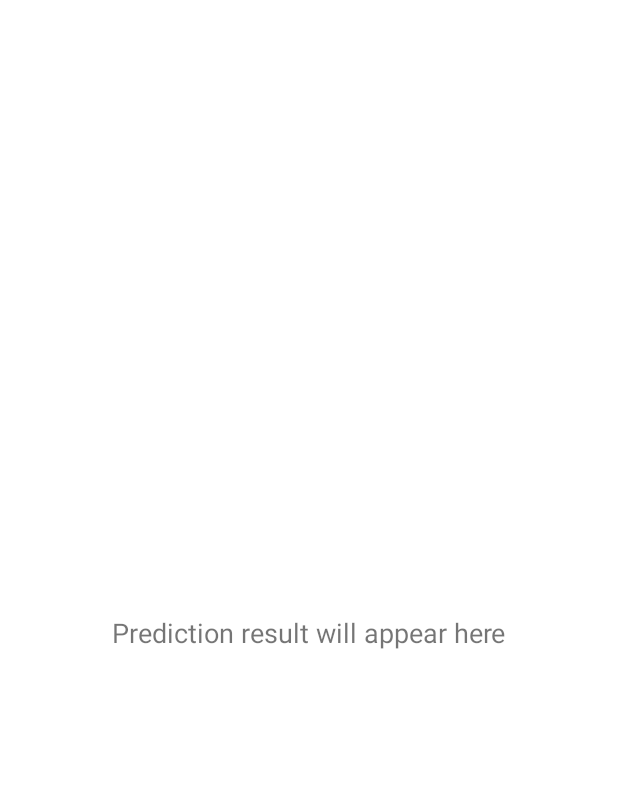
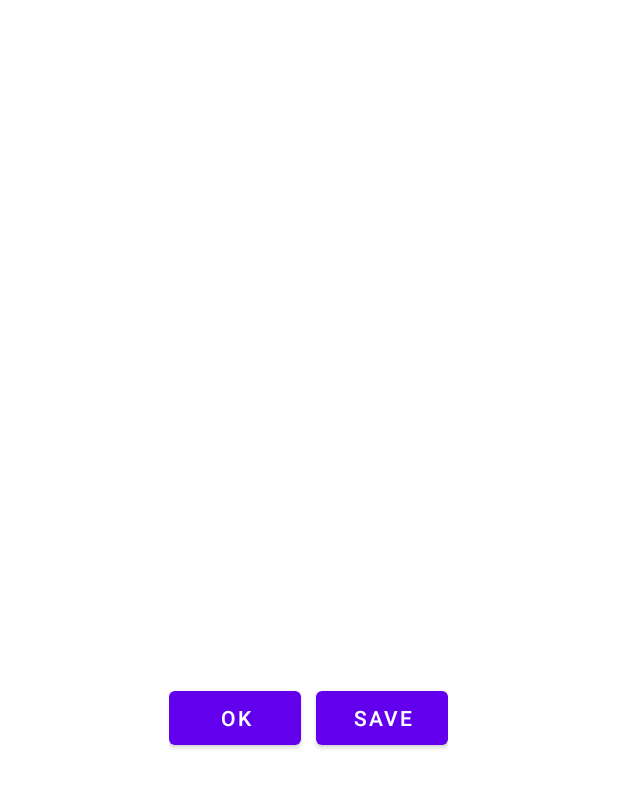
Before and after one commit to Siddhanttamang/SmartKrishi-android, an Android app: the layout activity_pest_detection.xml on its own in the app's theme, with its tools: preview values and no code run, on a phone screen of 412 x 824 dp. Shown: the top 788 px of the screen. Run offline under Robolectric (Android 15) with nearby library versions, the phone set to English and light mode, and no system bars.

Commit message:
pestRecommendation

```diff
--- a/app/src/main/res/layout/activity_pest_detection.xml
+++ b/app/src/main/res/layout/activity_pest_detection.xml
@@ -15,10 +15,38 @@
         android:contentDescription="Captured image" />
 
     <TextView
-        android:id="@+id/result_text"
+        android:id="@+id/crop"
         android:layout_width="wrap_content"
         android:layout_height="wrap_content"
-        android:text="Prediction result will appear here"
+
         android:layout_marginTop="20dp"
         android:textSize="18sp" />
+    <TextView
+        android:id="@+id/disease"
+        android:layout_width="wrap_content"
+        android:layout_height="wrap_content"
+        android:layout_marginTop="20dp"
+        android:textSize="18sp" />
+    <TextView
+        android:id="@+id/recommendation"
+        android:layout_width="wrap_content"
+        android:layout_height="wrap_content"
+        android:layout_marginTop="20dp"
+        android:textSize="18sp" />
+     <LinearLayout
+         android:layout_width="wrap_content"
+         android:layout_height="wrap_content"
+         android:orientation="horizontal"
+         >
+        <Button
+        android:layout_width="wrap_content"
+        android:layout_height="wrap_content"
+        android:id="@+id/btnok"
+        android:text="OK" android:layout_marginRight="10dp"/>
+         <Button
+        android:layout_width="wrap_content"
+        android:layout_height="wrap_content"
+        android:id="@+id/btnSave"
+        android:text="Save"/>
+         </LinearLayout>
 </LinearLayout>
```
Also changed, not shown: app/src/main/assets/class_recommendations.json (added, +112 -0 lines), app/src/main/java/com/example/smartkrishi/models/Recommendation.java (added, +7 -0 lines), app/src/main/java/com/example/smartkrishi/utils/PestDetectionActivity.java (+82 -12 lines).
